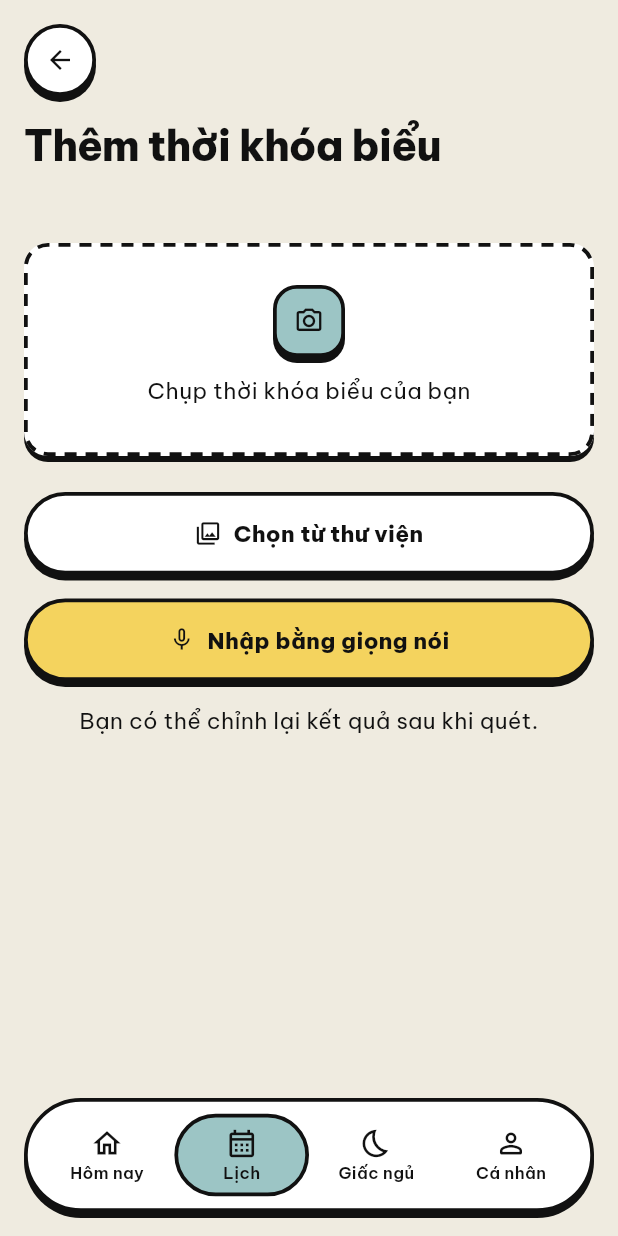
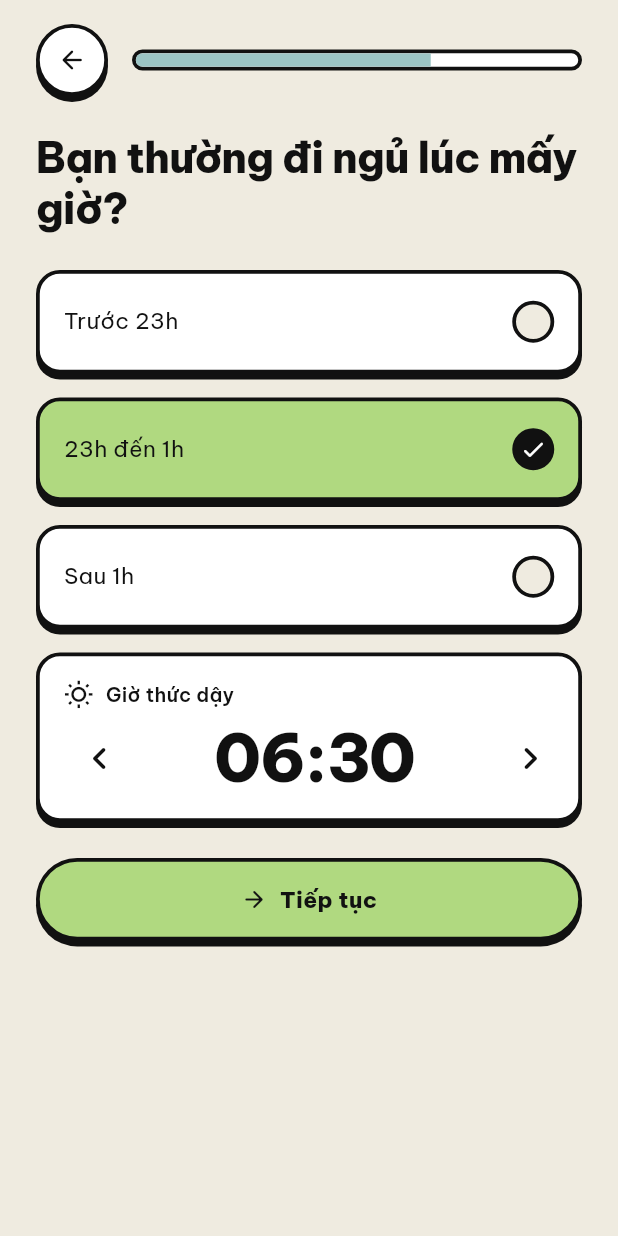
Before and after one commit to Znoywho/Recolly, a Flutter app: the Startscreen screen opened directly, after a tap on "Bắt đầu", on a phone screen of 412 x 824 dp. Run offline on Flutter 3.47's test engine with Material 3 defaults, Android fonts, the phone set to English and light mode, and no system bars; our stand-ins replace fl_chart, google_sign_in, image_picker.

Commit message:
Remake, combine all animation button into new file
Need to disscus about application screen flow

```diff
--- a/client/lib/features/sleep/sleep_page.dart
+++ b/client/lib/features/sleep/sleep_page.dart
@@ -21,6 +21,7 @@ class SleepPage extends StatefulWidget {
 }
 
 class _SleepPageState extends State<SleepPage> {
+  static const double _maxContentWidth = 520;
   static const int _debtTipThresholdMinutes = 60;
   static const int _debtTipEarlierMinutes = 30;
 
@@ -119,16 +120,20 @@ class _SleepPageState extends State<SleepPage> {
                   : snapshot.requireData.withReminderSettings(savedSettings),
             );
           }
+          final screenWidth = MediaQuery.sizeOf(context).width;
+          final sidePadding = screenWidth > _maxContentWidth + AppSpacing.lg * 2
+              ? (screenWidth - _maxContentWidth) / 2
+              : AppSpacing.lg;
           return RefreshIndicator(
             color: AppColors.ink,
             backgroundColor: AppColors.white,
             onRefresh: _refresh,
             child: ListView(
               physics: const AlwaysScrollableScrollPhysics(),
-              padding: const EdgeInsets.fromLTRB(
-                AppSpacing.md,
+              padding: EdgeInsets.fromLTRB(
+                sidePadding,
                 AppSpacing.lg,
-                AppSpacing.md,
+                sidePadding,
                 AppSpacing.lg,
               ),
               children: [
--- /dev/null
+++ b/client/lib/features/sleep/sleep_profile_page.dart
@@ -0,0 +1,271 @@
+import 'package:client/data/data.dart';
+import 'package:flutter/material.dart';
+
+import '../../core/di/repository_scope.dart';
+import '../../core/theme/app_theme.dart';
+import '../../widgets/widgets.dart';
+
+enum UsualBedtime {
+  beforeEleven('Trước 23h', ClockTime(22, 30), Chronotype.lion),
+  elevenToOne('23h đến 1h', ClockTime(0, 0), Chronotype.bear),
+  afterOne('Sau 1h', ClockTime(1, 30), Chronotype.wolf);
+
+  const UsualBedtime(this.label, this.typicalSleepTime, this.chronotype);
+
+  final String label;
+  final ClockTime typicalSleepTime;
+  final Chronotype chronotype;
+
+  static UsualBedtime fromSleepTime(ClockTime time) {
+    final minutesAfterNoon = (time.hour * 60 + time.minute + 12 * 60) % 1440;
+    if (minutesAfterNoon < 11 * 60) return UsualBedtime.beforeEleven;
+    if (minutesAfterNoon <= 13 * 60) return UsualBedtime.elevenToOne;
+    return UsualBedtime.afterOne;
+  }
+}
+
+class SleepProfilePage extends StatefulWidget {
+  const SleepProfilePage({super.key, this.progress = 2 / 3, this.onCompleted});
+
+  static const double maxContentWidth = 520;
+  static const int wakeTimeStepMinutes = 15;
+  static const ClockTime defaultWakeTime = ClockTime(6, 30);
+
+  final double progress;
+  final ValueChanged<HealthProfile>? onCompleted;
+
+  @override
+  State<SleepProfilePage> createState() => _SleepProfilePageState();
+}
+
+class _SleepProfilePageState extends State<SleepProfilePage> {
+  UsualBedtime _bedtime = UsualBedtime.elevenToOne;
+  ClockTime _wakeTime = SleepProfilePage.defaultWakeTime;
+  bool _hasUserEdited = false;
+  bool _isSaving = false;
+  bool _didRequestProfile = false;
+
+  @override
+  void didChangeDependencies() {
+    super.didChangeDependencies();
+    if (_didRequestProfile) return;
+    _didRequestProfile = true;
+    _prefillFromSavedProfile();
+  }
+
+  Future<void> _prefillFromSavedProfile() async {
+    try {
+      final profile = await RepositoryScope.of(context).sleep
+          .getHealthProfile();
+      if (!mounted || profile == null || _hasUserEdited) return;
+      setState(() {
+        _bedtime = UsualBedtime.fromSleepTime(profile.usualSleepTime);
+        _wakeTime = profile.usualWakeTime;
+      });
+    } on Exception {
+      return;
+    }
+  }
+
+  void _selectBedtime(UsualBedtime bedtime) => setState(() {
+    _hasUserEdited = true;
+    _bedtime = bedtime;
+  });
+
+  void _shiftWakeTime(int minutes) => setState(() {
+    _hasUserEdited = true;
+    final total =
+        (_wakeTime.hour * 60 + _wakeTime.minute + minutes) % (24 * 60);
+    _wakeTime = ClockTime(total ~/ 60, total % 60);
+  });
+
+  String _clockLabel(ClockTime time) =>
+      '${time.hour.toString().padLeft(2, '0')}:'
+      '${time.minute.toString().padLeft(2, '0')}';
+
+  Future<void> _save() async {
+    final repositories = RepositoryScope.of(context);
+    setState(() => _isSaving = true);
+    try {
+      final saved = await repositories.sleep.saveHealthProfile(
+        HealthProfileInput(
+          chronotype: _bedtime.chronotype,
+          usualSleepTime: _bedtime.typicalSleepTime,
+          usualWakeTime: _wakeTime,
+        ),
+      );
+      if (!mounted) return;
+      final onCompleted = widget.onCompleted;
+      if (onCompleted != null) {
+        onCompleted(saved);
+      } else {
+        Navigator.of(context).maybePop();
+      }
+    } on ApiException {
+      if (!mounted) return;
+      ScaffoldMessenger.of(context)
+        ..hideCurrentSnackBar()
+        ..showSnackBar(
+          const SnackBar(
+            content: Text('Chưa lưu được hồ sơ giấc ngủ. Thử lại sau nhé.'),
+          ),
+        );
+    } finally {
+      if (mounted) setState(() => _isSaving = false);
+    }
+  }
+
+  @override
+  Widget build(BuildContext context) {
+    return Scaffold(
+      body: SafeArea(
+        child: LayoutBuilder(
+          builder: (context, constraints) {
+            final sidePadding =
+                constraints.maxWidth >
+                    SleepProfilePage.maxContentWidth + AppSpacing.lg * 2
+                ? (constraints.maxWidth - SleepProfilePage.maxContentWidth) / 2
+                : AppSpacing.lg;
+            return ListView(
+              padding: EdgeInsets.fromLTRB(
+                sidePadding,
+                AppSpacing.md,
+                sidePadding,
+                AppSpacing.xl,
+              ),
+              children: [
+                Row(
+                  children: [
+                    BrutalIconButton(
+                      icon: Icons.arrow_back_rounded,
+                      onPressed: () => Navigator.of(context).maybePop(),
+                    ),
+                    const SizedBox(width: AppSpacing.md),
+                    Expanded(
+                      child: BrutalProgressBar(
+                        value: widget.progress,
+                        fillColor: AppColors.teal,
+                        height: 14,
+                      ),
+                    ),
+                  ],
+                ),
+                const SizedBox(height: AppSpacing.lg),
+                const Text(
+                  'Bạn thường đi ngủ lúc mấy giờ?',
+                  style: AppTypography.title,
+                ),
+                const SizedBox(height: AppSpacing.lg),
+                for (final bedtime in UsualBedtime.values) ...[
+                  _buildBedtimeOption(bedtime),
+                  const SizedBox(height: AppSpacing.md),
+                ],
+                _buildWakeTimeCard(),
+                const SizedBox(height: AppSpacing.lg),
+                BrutalButton(
+                  label: 'Tiếp tục',
+                  icon: Icons.arrow_forward_rounded,
+                  leadingIcon: true,
+                  onPressed: _isSaving ? null : _save,
+                ),
+              ],
+            );
+          },
+        ),
+      ),
+    );
+  }
+
+  Widget _buildBedtimeOption(UsualBedtime bedtime) {
+    final isSelected = bedtime == _bedtime;
+    return Semantics(
+      button: true,
+      selected: isSelected,
+      label: bedtime.label,
+      excludeSemantics: true,
+      child: GestureDetector(
+        behavior: HitTestBehavior.opaque,
+        onTap: () => _selectBedtime(bedtime),
+        child: BrutalCard(
+          color: isSelected ? AppColors.green : AppColors.white,
+          padding: const EdgeInsets.symmetric(
+            horizontal: AppSpacing.md,
+            vertical: AppSpacing.md + 2,
+          ),
+          child: Row(
+            children: [
+              Expanded(child: Text(bedtime.label, style: AppTypography.body)),
+              Container(
+                width: 28,
+                height: 28,
+                decoration: AppTheme.brutalBox(
+                  color: isSelected ? AppColors.ink : AppColors.cream,
+                  borderRadius: AppRadii.pillAll,
+                  hasShadow: false,
+                ),
+                child: isSelected
+                    ? const Icon(
+                        Icons.check_rounded,
+                        size: 18,
+                        color: AppColors.white,
+                      )
+                    : null,
+              ),
+            ],
+          ),
+        ),
+      ),
+    );
+  }
+
+  Widget _buildWakeTimeCard() {
+    return BrutalCard(
+      padding: const EdgeInsets.fromLTRB(
+        AppSpacing.md,
+        AppSpacing.md,
+        AppSpacing.xs,
+        AppSpacing.md,
+      ),
+      child: Column(
+        crossAxisAlignment: CrossAxisAlignment.start,
+        children: [
+          const Row(
+            children: [
+              Icon(Icons.wb_sunny_outlined, size: 20),
+              SizedBox(width: AppSpacing.xs),
+              Text('Giờ thức dậy', style: AppTypography.label),
+            ],
+          ),
+          const SizedBox(height: AppSpacing.xs),
+          Row(
+            children: [
+              IconButton(
+                tooltip: 'Sớm hơn ${SleepProfilePage.wakeTimeStepMinutes} phút',
+                onPressed: () =>
+                    _shiftWakeTime(-SleepProfilePage.wakeTimeStepMinutes),
+                icon: const Icon(Icons.chevron_left_rounded, size: 30),
+              ),
+              Expanded(
+                child: FittedBox(
+                  fit: BoxFit.scaleDown,
+                  child: Text(
+                    _clockLabel(_wakeTime),
+                    semanticsLabel: 'Giờ thức dậy ${_clockLabel(_wakeTime)}',
+                    style: AppTypography.display.copyWith(fontSize: 44),
+                  ),
+                ),
+              ),
+              IconButton(
+                tooltip:
+                    'Muộn hơn ${SleepProfilePage.wakeTimeStepMinutes} phút',
+                onPressed: () =>
+                    _shiftWakeTime(SleepProfilePage.wakeTimeStepMinutes),
+                icon: const Icon(Icons.chevron_right_rounded, size: 30),
+              ),
+            ],
+          ),
+        ],
+      ),
+    );
+  }
+}
--- a/client/lib/features/welcome_screens/startscreen.dart
+++ b/client/lib/features/welcome_screens/startscreen.dart
@@ -1,4 +1,5 @@
 import 'package:client/features/calendar/add_schedule_screen.dart';
+import 'package:client/features/sleep/sleep_profile_page.dart';
 import 'package:client/features/theme_gallery/navigation_preview_page.dart';
 import 'package:client/widgets/brutal_button.dart';
 import 'package:client/widgets/brutal_card.dart';
@@ -23,10 +24,16 @@ class Startscreen extends StatelessWidget {
               BrutalButton(
                 label: "Bắt đầu",
                 onPressed: () {
-                  Navigator.push(
-                    context,
+                  final navigator = Navigator.of(context);
+                  navigator.push(
                     MaterialPageRoute(
-                      builder: (context) => AddScheduleScreen(),
+                      builder: (_) => SleepProfilePage(
+                        onCompleted: (_) => navigator.push(
+                          MaterialPageRoute(
+                            builder: (_) => AddScheduleScreen(),
+                          ),
+                        ),
+                      ),
                     ),
                   );
                 },
@@ -67,8 +74,7 @@ class Startscreen extends StatelessWidget {
                     ),
                   ),
                   SizedBox(width: AppSpacing.xs),
-                  Text('1/3',
-                    style: AppTypography.label,),
+                  Text('1/3', style: AppTypography.label),
                 ],
               ),
               SizedBox(height: AppSpacing.md),
--- a/client/lib/widgets/brutal_button.dart
+++ b/client/lib/widgets/brutal_button.dart
@@ -1,6 +1,7 @@
 import 'package:flutter/material.dart';
 
 import '../core/theme/app_theme.dart';
+import 'brutal_press_feedback.dart';
 
 class BrutalButton extends StatefulWidget {
   const BrutalButton({
@@ -30,36 +31,27 @@ class BrutalButton extends StatefulWidget {
   State<BrutalButton> createState() => _BrutalButtonState();
 }
 
-class _BrutalButtonState extends State<BrutalButton> {
-  static const Duration _pressDuration = Duration(milliseconds: 70);
+class _BrutalButtonState extends State<BrutalButton> with BrutalPressFeedback {
+  @override
+  bool get isPressEnabled => widget.onPressed != null;
 
-  bool _isPressed = false;
-
-  bool get _isEnabled => widget.onPressed != null;
-
-  Color get _foregroundColor => _isEnabled ? AppColors.ink : AppColors.inkMuted;
-
-  void _setPressed(bool isPressed) {
-    if (!_isEnabled || _isPressed == isPressed) return;
-    setState(() => _isPressed = isPressed);
-  }
+  Color get _foregroundColor =>
+      isPressEnabled ? AppColors.ink : AppColors.inkMuted;
 
   @override
   Widget build(BuildContext context) {
     final leading = widget.leading;
-    final travel = _isPressed ? AppShadows.offset : Offset.zero;
+    final travel = isPressed ? AppShadows.offset : Offset.zero;
 
     return Semantics(
       button: true,
-      enabled: _isEnabled,
+      enabled: isPressEnabled,
+      child: pressListener(
         child: GestureDetector(
           behavior: HitTestBehavior.opaque,
           onTap: widget.onPressed,
-        onTapDown: (_) => _setPressed(true),
-        onTapUp: (_) => _setPressed(false),
-        onTapCancel: () => _setPressed(false),
           child: AnimatedContainer(
-          duration: _pressDuration,
+            duration: BrutalPressFeedback.pressAnimationDuration,
             curve: Curves.easeOut,
             transform: Matrix4.translationValues(travel.dx, travel.dy, 0),
             padding: const EdgeInsets.symmetric(
@@ -67,13 +59,15 @@ class _BrutalButtonState extends State<BrutalButton> {
               vertical: AppSpacing.sm + AppSpacing.xxs,
             ),
             decoration: AppTheme.brutalBox(
-            color: _isEnabled ? widget.color : AppColors.disabled,
+              color: isPressEnabled ? widget.color : AppColors.disabled,
               borderRadius: AppRadii.pillAll,
-            hasShadow: _isEnabled && !_isPressed && widget.hasShadow,
+              hasShadow: isPressEnabled && !isPressed && widget.hasShadow,
               hasBorder: widget.hasBorder,
             ),
             child: Row(
-            mainAxisSize: widget.expanded ? MainAxisSize.max : MainAxisSize.min,
+              mainAxisSize: widget.expanded
+                  ? MainAxisSize.max
+                  : MainAxisSize.min,
               mainAxisAlignment: MainAxisAlignment.center,
               children: [
                 if (leading != null) ...[
@@ -87,13 +81,16 @@ class _BrutalButtonState extends State<BrutalButton> {
                   child: Text(
                     widget.label,
                     overflow: TextOverflow.ellipsis,
-                  style: AppTypography.button.copyWith(color: _foregroundColor),
+                    style: AppTypography.button.copyWith(
+                      color: _foregroundColor,
+                    ),
                   ),
                 ),
               ],
             ),
           ),
         ),
+      ),
     );
   }
 }
--- a/client/lib/widgets/brutal_icon_button.dart
+++ b/client/lib/widgets/brutal_icon_button.dart
@@ -1,21 +1,22 @@
 import 'package:flutter/material.dart';
+
 import '../core/theme/app_theme.dart';
+import 'brutal_press_feedback.dart';
 
-// Shape
 enum BrutalButtonShape { circle, square }
 
 class BrutalIconButton extends StatefulWidget {
   const BrutalIconButton({
     super.key,
-    required this.icon, // Changes icon
+    required this.icon,
     required this.onPressed,
     this.color = AppColors.white,
     this.iconColor,
-    this.size = 48.0, // Defaut size
+    this.size = 48.0,
     this.iconSize = 20.0,
     this.hasBorder = true,
     this.hasShadow = true,
-    this.shape = BrutalButtonShape.circle, //Defaute is circle shape
+    this.shape = BrutalButtonShape.circle,
   });
 
   final IconData icon;
@@ -32,50 +33,38 @@ class BrutalIconButton extends StatefulWidget {
   State<BrutalIconButton> createState() => _BrutalIconButtonState();
 }
 
-class _BrutalIconButtonState extends State<BrutalIconButton> {
-  static const Duration _pressDuration = Duration(milliseconds: 70);
-
-  bool _isPressed = false;
-
-  bool get _isEnabled => widget.onPressed != null;
+class _BrutalIconButtonState extends State<BrutalIconButton>
+    with BrutalPressFeedback {
+  @override
+  bool get isPressEnabled => widget.onPressed != null;
 
   Color get _foregroundColor =>
-      widget.iconColor ?? (_isEnabled ? AppColors.ink : AppColors.inkMuted);
-
-  void _setPressed(bool isPressed) {
-    if (!_isEnabled || _isPressed == isPressed) return;
-    setState(() => _isPressed = isPressed);
-  }
+      widget.iconColor ?? (isPressEnabled ? AppColors.ink : AppColors.inkMuted);
 
   @override
   Widget build(BuildContext context) {
-    final showShadow = _isEnabled && !_isPressed && widget.hasShadow;
-    final travel = _isPressed ? AppShadows.offset : Offset.zero;
-
-    // Radius
+    final travel = isPressed ? AppShadows.offset : Offset.zero;
     final borderRadius = widget.shape == BrutalButtonShape.circle
         ? BorderRadius.circular(widget.size / 2)
         : AppRadii.cardAll;
 
     return Semantics(
       button: true,
-      enabled: _isEnabled,
+      enabled: isPressEnabled,
+      child: pressListener(
         child: GestureDetector(
           behavior: HitTestBehavior.opaque,
           onTap: widget.onPressed,
-        onTapDown: (_) => _setPressed(true),
-        onTapUp: (_) => _setPressed(false),
-        onTapCancel: () => _setPressed(false),
           child: AnimatedContainer(
-          duration: _pressDuration,
+            duration: BrutalPressFeedback.pressAnimationDuration,
             curve: Curves.easeOut,
             transform: Matrix4.translationValues(travel.dx, travel.dy, 0),
             width: widget.size,
             height: widget.size,
             decoration: AppTheme.brutalBox(
-            color: _isEnabled ? widget.color : AppColors.disabled,
+              color: isPressEnabled ? widget.color : AppColors.disabled,
               borderRadius: borderRadius,
-            hasShadow: showShadow,
+              hasShadow: isPressEnabled && !isPressed && widget.hasShadow,
               hasBorder: widget.hasBorder,
             ),
             child: Center(
@@ -87,6 +76,7 @@ class _BrutalIconButtonState extends State<BrutalIconButton> {
             ),
           ),
         ),
+      ),
     );
   }
 }
--- /dev/null
+++ b/client/lib/widgets/brutal_press_feedback.dart
@@ -0,0 +1,49 @@
+import 'dart:async';
+
+import 'package:flutter/widgets.dart';
+
+mixin BrutalPressFeedback<T extends StatefulWidget> on State<T> {
+  static const Duration pressAnimationDuration = Duration(milliseconds: 40);
+  static const Duration minimumPressedDuration = Duration(milliseconds: 100);
+
+  bool isPressed = false;
+  DateTime? _pressedAt;
+  Timer? _releaseTimer;
+
+  bool get isPressEnabled;
+
+  @override
+  void dispose() {
+    _releaseTimer?.cancel();
+    super.dispose();
+  }
+
+  Widget pressListener({required Widget child}) => Listener(
+    onPointerDown: (_) => _press(),
+    onPointerUp: (_) => _release(),
+    onPointerCancel: (_) => _release(),
+    child: child,
+  );
+
+  void _press() {
+    if (!isPressEnabled) return;
+    _releaseTimer?.cancel();
+    _pressedAt = DateTime.now();
+    if (!isPressed) setState(() => isPressed = true);
+  }
+
+  void _release() {
+    final pressedAt = _pressedAt;
+    if (!isPressed || pressedAt == null) return;
+    final remaining =
+        minimumPressedDuration - DateTime.now().difference(pressedAt);
+    _releaseTimer?.cancel();
+    if (remaining <= Duration.zero) {
+      setState(() => isPressed = false);
+      return;
+    }
+    _releaseTimer = Timer(remaining, () {
+      if (mounted) setState(() => isPressed = false);
+    });
+  }
+}
```
Also changed, not shown: 1 other file. Lines whose indentation alone changed are shown as unchanged.
